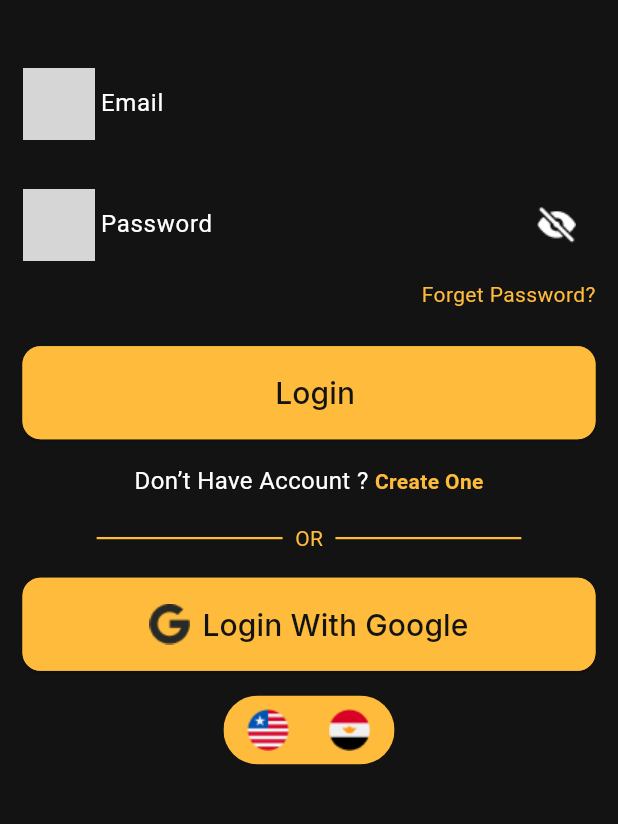
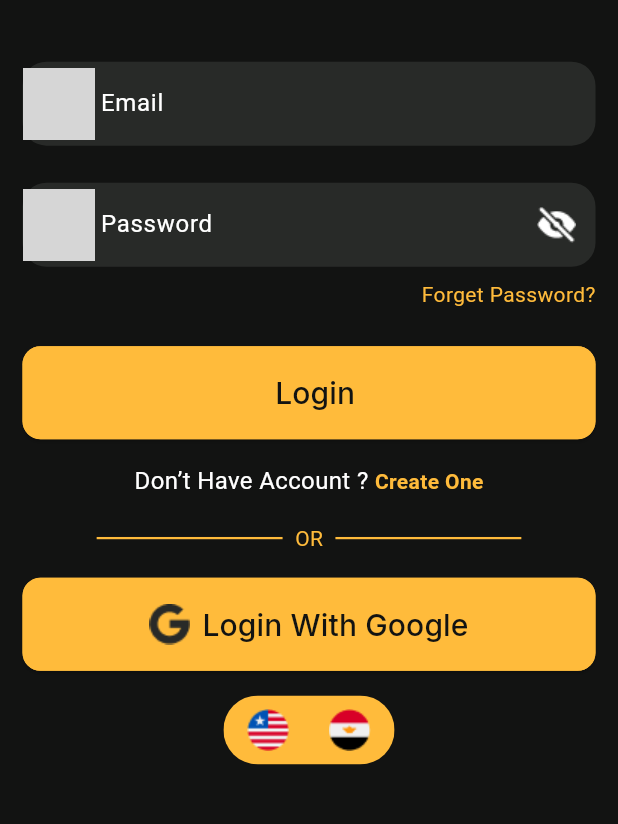
Before and after one commit to Norhannageh123/Movie_project, a Flutter app: the screen it shows after launch, on a phone screen of 412 x 824 dp, the part 292-1116 px from its top. Run offline on Flutter 3.47's test engine with Material 3 defaults, Android fonts, the phone set to English and light mode, and no system bars; drawn by our look-alikes of toggle_switch; our stand-ins replace fluttertoast, google_fonts; generated files the repository leaves out were written again; grey boxes are pictures that could not be loaded.

```diff
--- a/lib/custom_widgets/custom_text_field.dart
+++ b/lib/custom_widgets/custom_text_field.dart
@@ -46,6 +46,8 @@ class CustomTextField extends StatelessWidget {
       style: style ,
       maxLines: maxLines,
       decoration: InputDecoration(
+        filled: true,
+        fillColor: AppColors.babyBlackColor,
         enabledBorder: OutlineInputBorder(
           borderRadius: BorderRadius.circular(16),
           borderSide: BorderSide(
```
